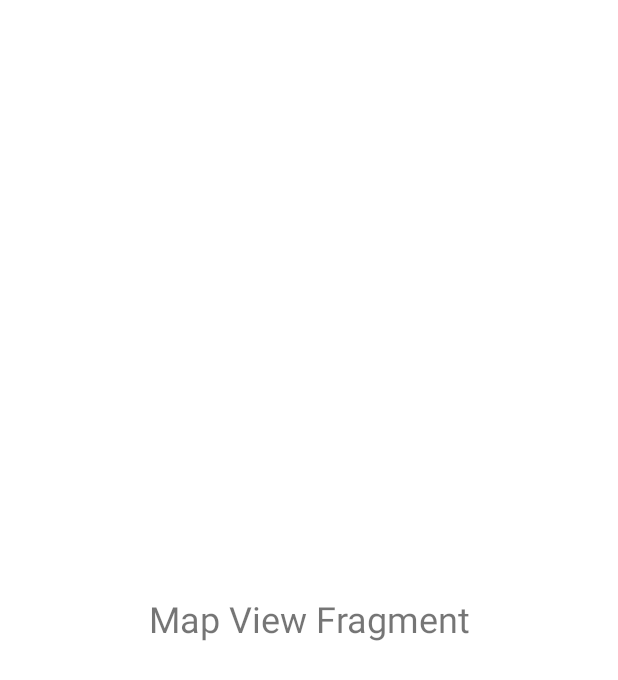
After one commit to jeroso94/Go4Lunch, an Android app: the fragment MapViewFragment shown on its own in the app's theme, on a phone screen of 412 x 824 dp. The commit adds this screen. Shown: the top 680 px of the screen. Run offline under Robolectric (Android 15) with nearby library versions, the phone set to English and light mode, and no system bars.

Commit message:
Feature-BottomNavigationView_alpha

```diff
--- /dev/null
+++ b/app/src/main/java/com/example/go4lunch/MapViewFragment.java
@@ -0,0 +1,23 @@
+package com.example.go4lunch;
+
+import android.os.Bundle;
+
+import androidx.fragment.app.Fragment;
+
+import android.view.LayoutInflater;
+import android.view.View;
+import android.view.ViewGroup;
+
+public class MapViewFragment extends Fragment {
+
+    public MapViewFragment() {
+        // Required empty public constructor
+    }
+
+    @Override
+    public View onCreateView(LayoutInflater inflater, ViewGroup container,
+                             Bundle savedInstanceState) {
+        // Inflate the layout for this fragment
+        return inflater.inflate(R.layout.fragment_map_view, container, false);
+    }
+}
--- /dev/null
+++ b/app/src/main/res/layout/fragment_map_view.xml
@@ -0,0 +1,20 @@
+<?xml version="1.0" encoding="utf-8"?>
+<androidx.constraintlayout.widget.ConstraintLayout xmlns:android="http://schemas.android.com/apk/res/android"
+    xmlns:app="http://schemas.android.com/apk/res-auto"
+    xmlns:tools="http://schemas.android.com/tools"
+    android:id="@+id/frameLayout"
+    android:layout_width="match_parent"
+    android:layout_height="match_parent"
+    tools:context=".MapViewFragment">
+
+    <TextView
+        android:id="@+id/textView"
+        android:layout_width="wrap_content"
+        android:layout_height="wrap_content"
+        android:text="Map View Fragment"
+        android:textSize="24sp"
+        app:layout_constraintBottom_toBottomOf="parent"
+        app:layout_constraintEnd_toEndOf="parent"
+        app:layout_constraintStart_toStartOf="parent"
+        app:layout_constraintTop_toTopOf="parent" />
+</androidx.constraintlayout.widget.ConstraintLayout>
--- a/app/src/main/res/values/strings.xml
+++ b/app/src/main/res/values/strings.xml
@@ -23,5 +23,11 @@
     <string name="title_home">Home</string>
     <string name="title_dashboard">Dashboard</string>
     <string name="title_notifications">Notifications</string>
+    <!-- TODO: Remove or change this placeholder text -->
+    <string name="hello_blank_fragment">Hello blank fragment</string>
+    <string name="bottom_menu_item1">MapView</string>
+    <string name="bottom_menu_item2">ListView</string>
+    <string name="bottom_menu_item3">Workmates</string>
+    <string name="home_title">I\'m Hungry!</string>
 
 </resources>
--- a/app/src/main/res/values/themes.xml
+++ b/app/src/main/res/values/themes.xml
@@ -2,16 +2,17 @@
     <!-- Base application theme. -->
     <style name="Theme.Go4Lunch.Global" parent="Theme.MaterialComponents.DayNight.NoActionBar">
         <!-- Primary brand color. -->
-        <item name="colorPrimary">@color/purple_500</item>
-        <item name="colorPrimaryVariant">@color/purple_700</item>
+        <item name="colorPrimary">@color/red_500</item>
+        <item name="colorPrimaryVariant">@color/red_700</item>
         <item name="colorOnPrimary">@color/white</item>
+
         <!-- Secondary brand color. -->
-        <item name="colorSecondary">@color/teal_200</item>
-        <item name="colorSecondaryVariant">@color/teal_700</item>
+        <item name="colorSecondary">@color/lime_200</item>
+        <item name="colorSecondaryVariant">@color/lime_700</item>
         <item name="colorOnSecondary">@color/black</item>
+
         <!-- Status bar color. -->
-        <item name="android:statusBarColor" tools:targetApi="l">?attr/colorPrimaryVariant</item>
-        <!-- Customize your theme here. -->
+        <item name="android:statusBarColor" tools:targetApi="l">?attr/colorOnSecondary</item>
     </style>
 
     <!-- STYLE FOR MAIN ACTIVITY -->
@@ -19,6 +20,8 @@
         <item name="windowNoTitle">true</item>
         <item name="windowActionBar">false</item>
         <item name="actionBarTheme">@null</item>
+        <!-- Status bar color. -->
+        <item name="android:statusBarColor" tools:targetApi="l">?attr/colorOnSecondary</item>
     </style>
 
     <!-- STYLE SIGN-IN ACTIVITY -->
@@ -26,5 +29,12 @@
         <item name="windowNoTitle">true</item>
         <item name="windowActionBar">false</item>
         <item name="actionBarTheme">@null</item>
+        <!-- Status bar color. -->
+        <item name="android:statusBarColor" tools:targetApi="l">?attr/colorOnSecondary</item>
+    </style>
+
+    <!-- STYLE FOR HOME ACTIVITY -->
+    <style name="Home" parent="Theme.Go4Lunch.Global">
+
     </style>
 </resources>
```
Also changed, not shown: app/build.gradle (+6 -3 lines), app/src/main/AndroidManifest.xml (+6 -1 lines), app/src/main/java/com/example/go4lunch/ListViewFragment.java (added, +23 -0 lines), app/src/main/java/com/example/go4lunch/WorkmatesFragment.java (added, +23 -0 lines), app/src/main/java/com/example/go4lunch/ui/HomeActivity.java (added, +49 -0 lines), app/src/main/java/com/example/go4lunch/ui/MainActivity.java (+7 -0 lines), app/src/main/res/drawable/ic_baseline_map.xml (added, +10 -0 lines), app/src/main/res/drawable/ic_baseline_people.xml (added, +10 -0 lines), app/src/main/res/drawable/ic_baseline_view_list.xml (added, +10 -0 lines), app/src/main/res/layout/activity_home.xml (added, +44 -0 lines), app/src/main/res/layout/fragment_list_view.xml (added, +19 -0 lines), app/src/main/res/layout/fragment_workmates.xml (added, +19 -0 lines), app/src/main/res/menu/nav_bottom_menu.xml (added, +16 -0 lines), app/src/main/res/navigation/nav_destination.xml (added, +23 -0 lines).
